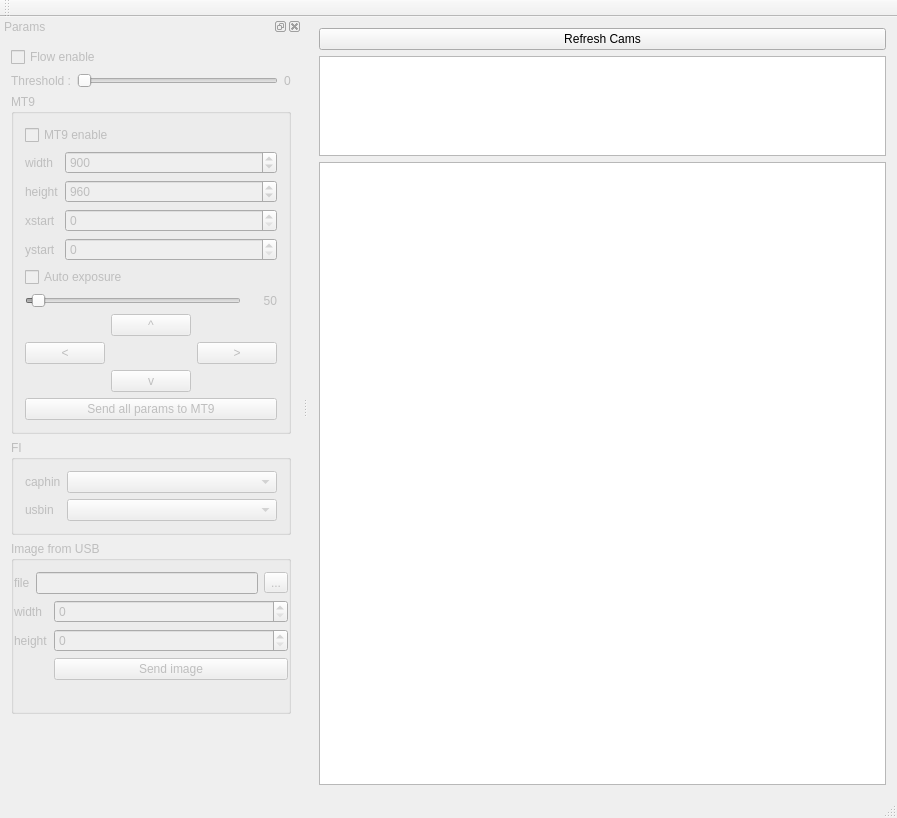
First picture: the form in src/interface_debug/mainwindow.ui, repository mpelcat/GPStudio, before the edit.
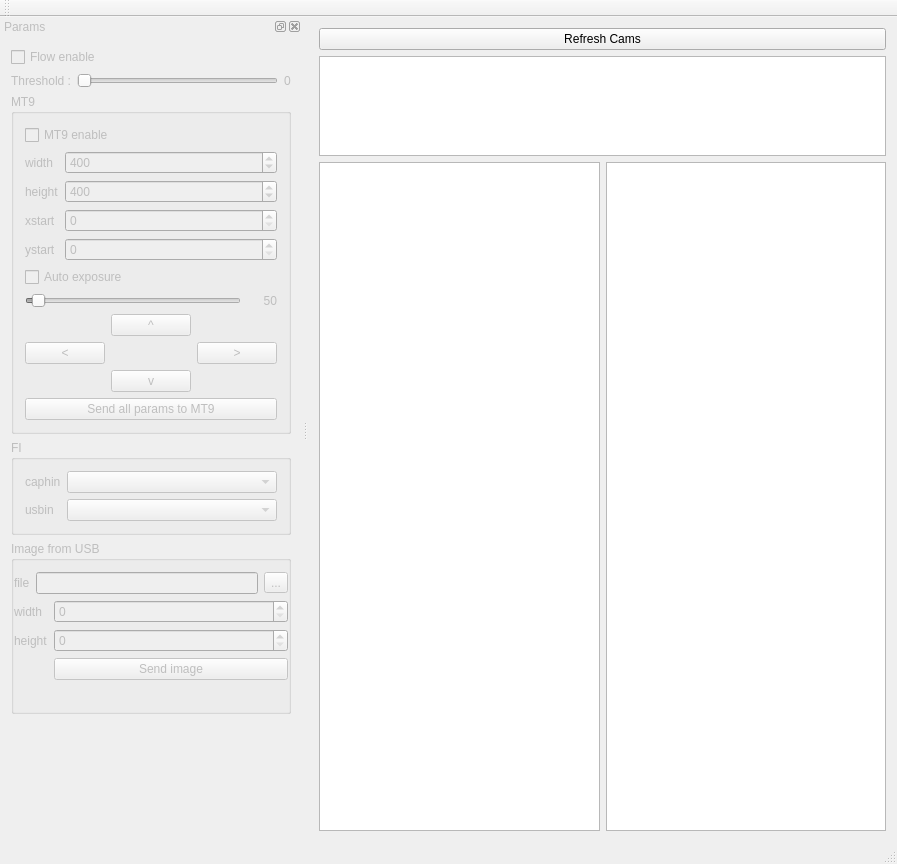
Second picture: the form after the edit. Custom widgets are drawn as their Qt base class.

Commit message: add support for two usb flow in gui

```diff
--- a/src/interface_debug/mainwindow.ui
+++ b/src/interface_debug/mainwindow.ui
@@ -7,7 +7,7 @@
     <x>0</x>
     <y>0</y>
     <width>897</width>
-    <height>818</height>
+    <height>864</height>
    </rect>
   </property>
   <property name="windowTitle">
@@ -33,7 +33,14 @@
      </widget>
     </item>
     <item>
-     <widget class="ImageView" name="imageView"/>
+     <layout class="QHBoxLayout" name="horizontalLayout_2">
+      <item>
+       <widget class="ImageView" name="imageView"/>
+      </item>
+      <item>
+       <widget class="ImageView" name="imageView_2"/>
+      </item>
+     </layout>
     </item>
    </layout>
   </widget>
@@ -137,7 +144,7 @@
              <number>2</number>
             </property>
             <property name="value">
-             <number>900</number>
+             <number>400</number>
             </property>
            </widget>
           </item>
@@ -157,7 +164,7 @@
              <number>2</number>
             </property>
             <property name="value">
-             <number>960</number>
+             <number>400</number>
             </property>
            </widget>
           </item>
```
Left out of the diff: 6 changed lines with no effect on the pictures. The commit also changes 2 other files.
